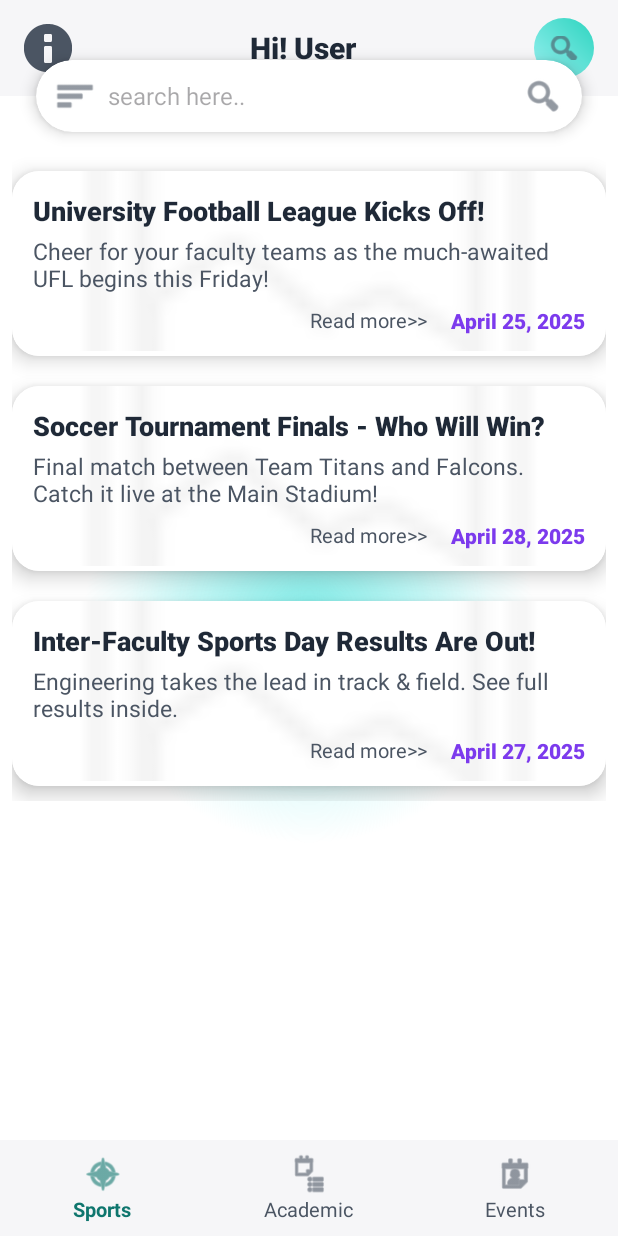
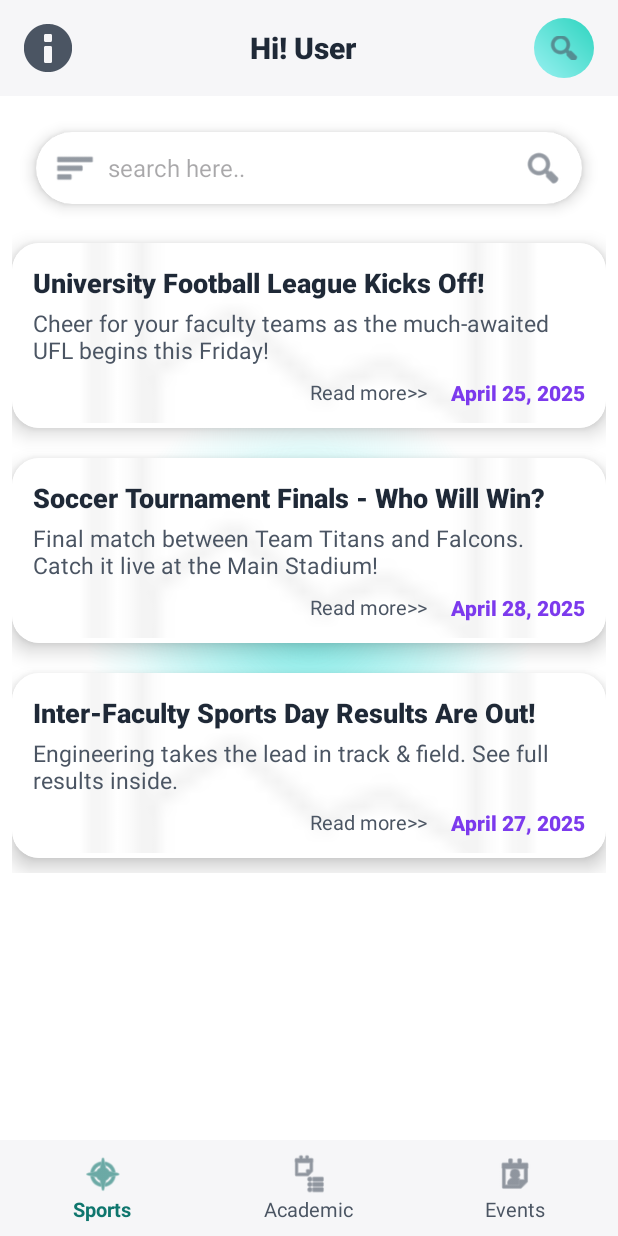
Before and after one commit to MalithDN/campus-android-app, an Android app: the DashboardActivity screen opened directly, with no data from a screen before it, on a phone screen of 412 x 824 dp. Run offline under Robolectric (Android 15) with nearby library versions, the phone set to English and light mode, and no system bars.

Commit message:
Modify Top Bar and search bar in dashboard

```diff
--- a/app/src/main/res/layout/activity_dashboard.xml
+++ b/app/src/main/res/layout/activity_dashboard.xml
@@ -56,7 +56,7 @@
         android:id="@+id/searchCard"
         android:layout_width="0dp"
         android:layout_height="48dp"
-        android:layout_marginTop="-24dp"
+        android:layout_marginTop="24dp"
         android:layout_marginHorizontal="24dp"
         app:cardCornerRadius="24dp"
         app:cardElevation="6dp"
```
